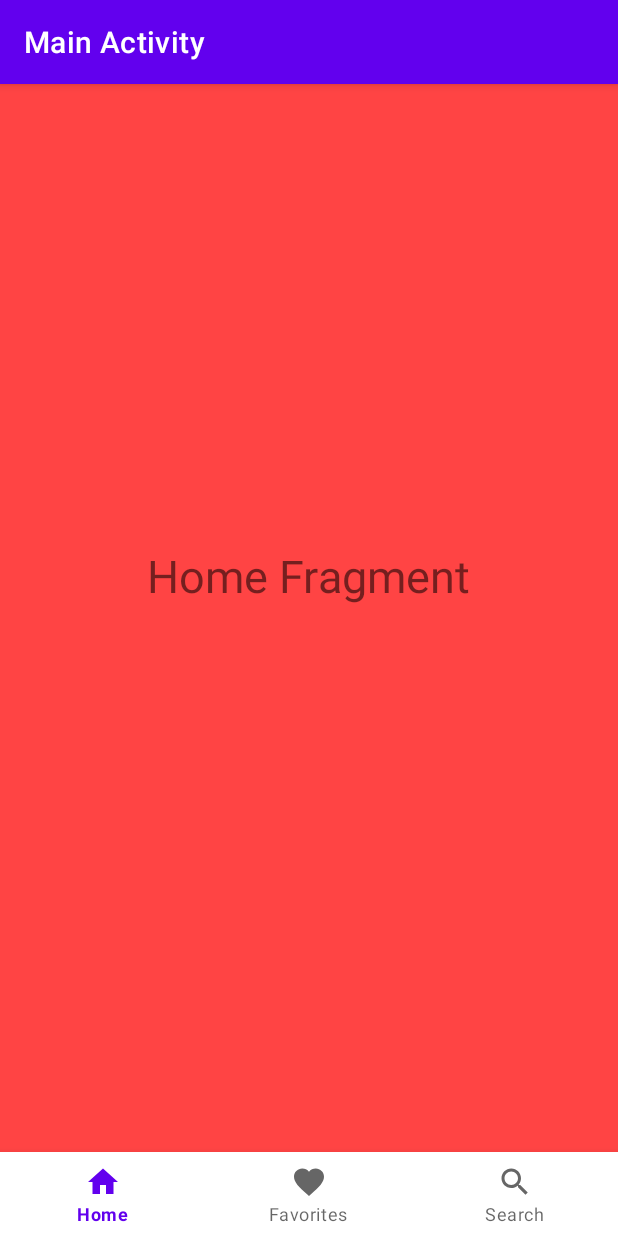
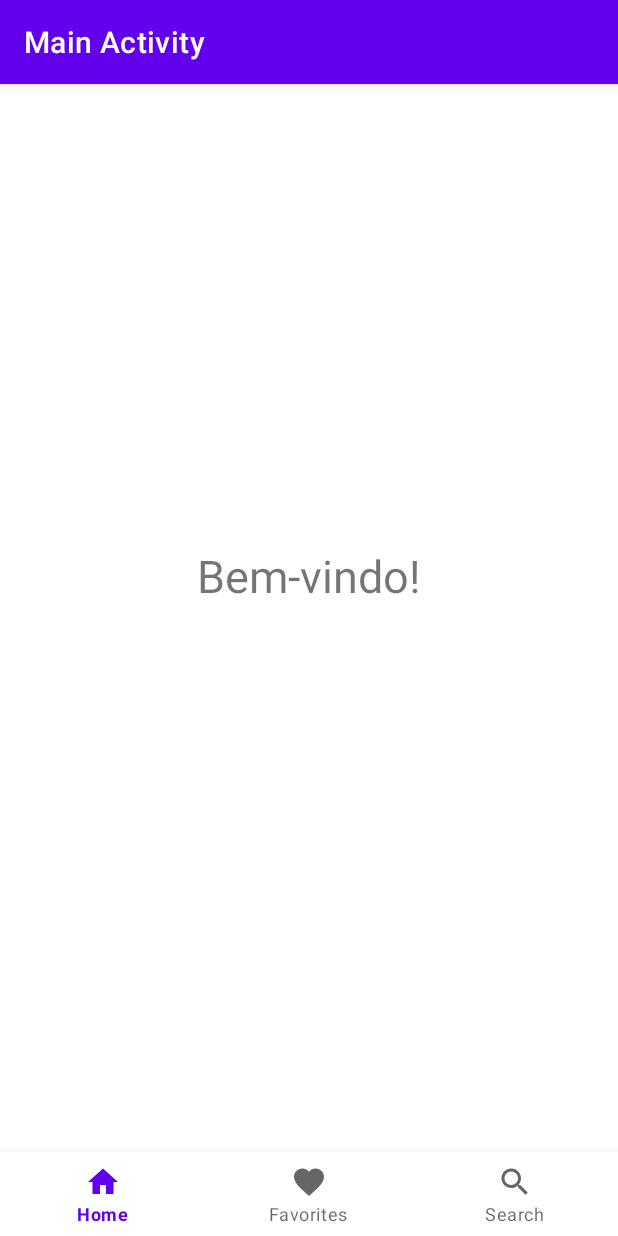
Before and after one commit to MarceloUMartins/Credenciais, an Android app: the HomeFragment screen opened directly, with no data from a screen before it, on a phone screen of 412 x 824 dp. Run offline under Robolectric (Android 15) with nearby library versions, the phone set to English and light mode, and no system bars.

Commit message:
Alterando Home para exibir Bem-vindo

```diff
--- a/app/src/main/java/com/example/credenciais/HomeFragment.java
+++ b/app/src/main/java/com/example/credenciais/HomeFragment.java
@@ -4,6 +4,7 @@ import android.os.Bundle;
 import android.view.LayoutInflater;
 import android.view.View;
 import android.view.ViewGroup;
+import android.widget.TextView;
 
 import androidx.annotation.Nullable;
 import androidx.fragment.app.Fragment;
@@ -13,6 +14,9 @@ public class HomeFragment extends Fragment {
     @Nullable
     @Override
     public View onCreateView(LayoutInflater inflater, @Nullable ViewGroup container, @Nullable Bundle savedInstanceState) {
-        return inflater.inflate(R.layout.fragment_home, container, false);
+        View view = inflater.inflate(R.layout.fragment_home, container, false);
+        TextView nomePerfil = view.findViewById(R.id.nomePerfilHome);
+        nomePerfil.setText("Bem-vindo!");
+        return view;
     }
 }
--- a/app/src/main/res/layout/fragment_home.xml
+++ b/app/src/main/res/layout/fragment_home.xml
@@ -1,14 +1,14 @@
 <?xml version="1.0" encoding="utf-8"?>
 <RelativeLayout xmlns:android="http://schemas.android.com/apk/res/android"
     android:layout_width="match_parent"
-    android:layout_height="match_parent"
-    android:background="@android:color/holo_red_light">
+    android:layout_height="match_parent">
 
     <TextView
+        android:id="@+id/nomePerfilHome"
         android:layout_width="wrap_content"
         android:layout_height="wrap_content"
+        android:layout_centerInParent="true"
         android:text="Home Fragment"
-        android:textSize="30sp"
-        android:layout_centerInParent="true"/>
+        android:textSize="30sp" />
 
 </RelativeLayout>
```
